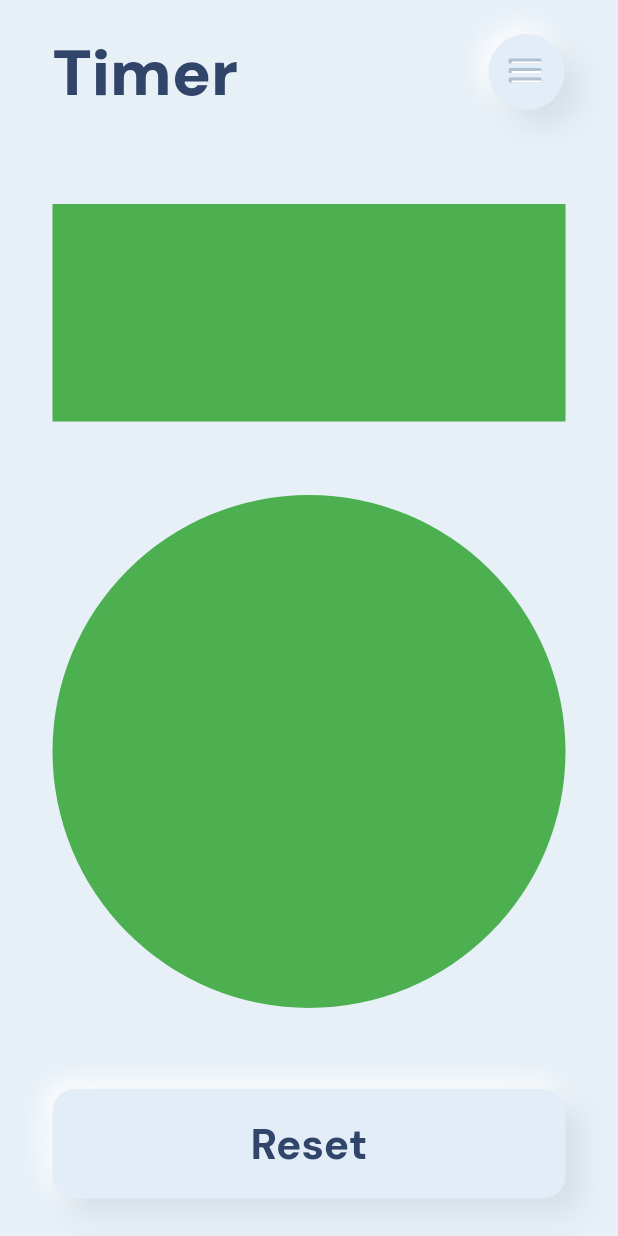
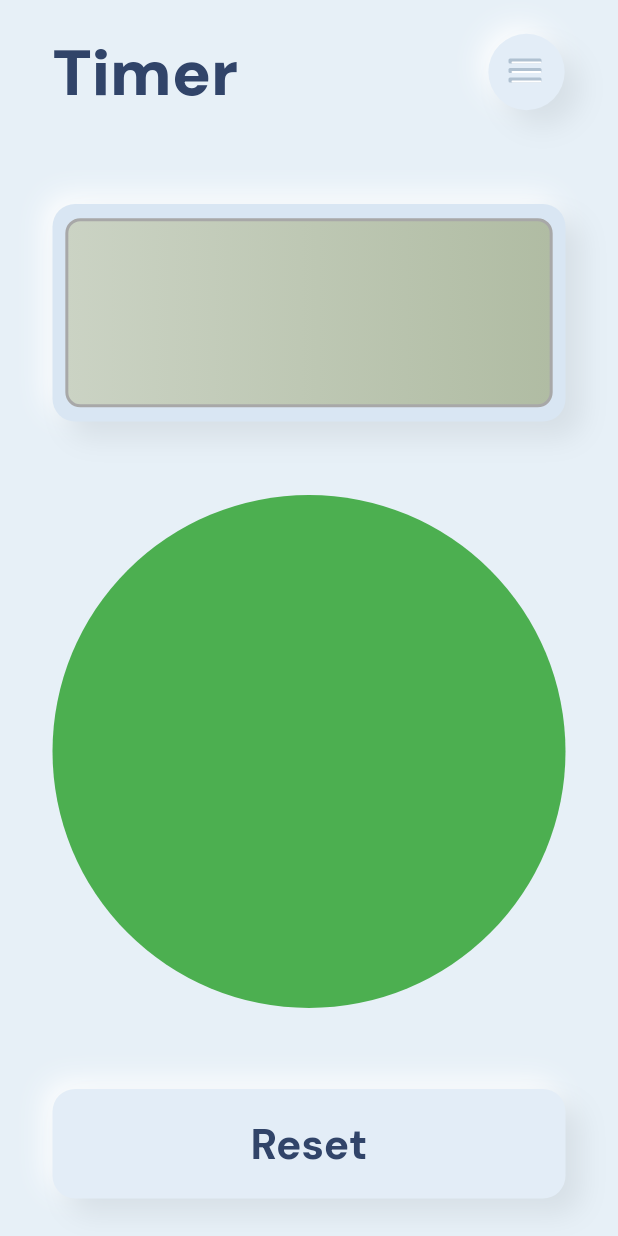
Before and after one commit to happyharis/neumorphic, a Flutter app: the screen it shows after launch, on a phone screen of 412 x 824 dp. Run offline on Flutter 3.47's test engine with Material 2 defaults, Android fonts, the phone set to English and light mode, and no system bars; our stand-ins replace google_fonts.

Commit message:
💄 Add digitial clock background

```diff
--- a/lib/timer/neu_digital_clock.dart
+++ b/lib/timer/neu_digital_clock.dart
@@ -9,7 +9,41 @@ class NeuDigitalClock extends StatelessWidget {
   Widget build(BuildContext context) {
     return Container(
       height: 145,
-      color: Colors.green,
+      decoration: BoxDecoration(
+        color: Color.fromRGBO(217, 230, 243, 1),
+        borderRadius: BorderRadius.circular(15),
+        boxShadow: [
+          BoxShadow(
+            blurRadius: 15,
+            offset: Offset(-5, -5),
+            color: Colors.white,
+          ),
+          BoxShadow(
+            blurRadius: 15,
+            offset: Offset(10.5, 10.5),
+            color: Color.fromRGBO(214, 223, 230, 1),
+          )
+        ],
+      ),
+      child: Center(
+        child: LayoutBuilder(
+          builder: (context, constraints) => Container(
+            height: constraints.maxHeight * 0.87,
+            width: constraints.maxWidth * 0.95,
+            decoration: BoxDecoration(
+              gradient: LinearGradient(colors: [
+                Color.fromRGBO(203, 211, 196, 1),
+                Color.fromRGBO(176, 188, 163, 1)
+              ]),
+              borderRadius: BorderRadius.circular(10),
+              border: Border.all(
+                color: Color.fromRGBO(168, 168, 168, 1),
+                width: 2,
+              ),
+            ),
+          ),
+        ),
+      ),
     );
   }
 }
```
